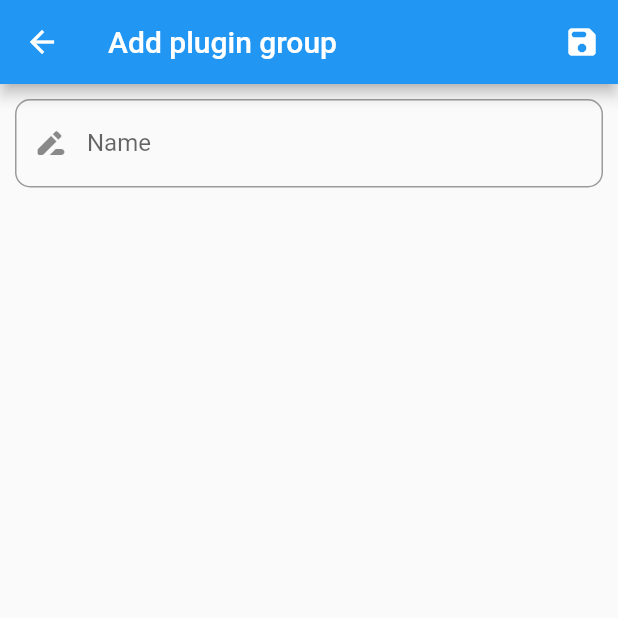
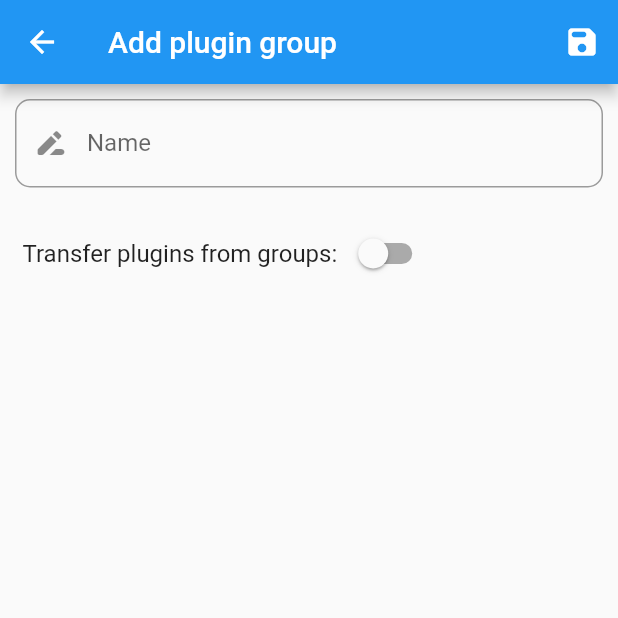
Before and after one commit to Mathematti/Plugpack, a Flutter app: the AddNewPluginGroupGUI screen opened by its route, on a phone screen of 412 x 824 dp, the top half of it. Run offline on Flutter 3.47's test engine with Material 2 defaults, Android fonts, the phone set to English and light mode, and no system bars.

Commit message:
Option to create a new group from overlapping plugins from other groups

```diff
--- a/lib/gui/plugin_group/add_plugin_group_gui.dart
+++ b/lib/gui/plugin_group/add_plugin_group_gui.dart
@@ -1,5 +1,6 @@
 import 'package:flutter/material.dart';
 import 'package:plugpack_flutter/functions/plugin_group.dart';
+import 'package:plugpack_flutter/functions/plugin/plugin.dart';
 import 'package:plugpack_flutter/functions/server.dart';
 
 class PluginGroupGUI extends StatefulWidget {
@@ -142,10 +143,73 @@ class AddNewPluginGroupGUI extends StatefulWidget {
 
 class _AddNewPluginGroupGUIState extends State<AddNewPluginGroupGUI> {
   final nameController = TextEditingController();
+  bool addFromGroups = false;
+  List<bool> selectedGroups =
+      List.filled(PluginGroup.pluginGroups.length, false);
 
   void save(BuildContext context) {
     PluginGroup.addPluginGroup(nameController.text);
+
+    if (addFromGroups) {
+      List<PluginGroup> groups = [];
+      for (int i = 0; i < selectedGroups.length; i++) {
+        if (selectedGroups[i]) {
+          groups.add(PluginGroup.pluginGroups[i]);
+        }
+      }
+
+      List<Plugin> plugins = [];
+      for (Plugin plugin in groups.first.plugins) {
+        bool contained = true;
+
+        for (PluginGroup group in groups) {
+          bool found = false;
+
+          for (Plugin comparePlugin in group.plugins) {
+            if (comparePlugin.id == plugin.id) {
+              found = true;
+            }
+          }
+
+          if (!found) {
+            contained = false;
+          }
+        }
+
+        if (contained) {
+          plugins.add(plugin);
+        }
+      }
+
+      for (Plugin plugin in plugins) {
+        for (PluginGroup group in groups) {
+          group.plugins.remove(plugin);
+        }
+      }
+
+      for (Server server in Server.servers) {
+        bool serverIsAffected = false;
+
+        for (PluginGroup group in groups) {
+          if (server.pluginGroups.contains(group)) {
+            serverIsAffected = true;
+          }
+        }
+
+        if (serverIsAffected) {
+          server.pluginGroups.add(PluginGroup.pluginGroups.last);
+        }
+      }
+
+      PluginGroup.pluginGroups.last.plugins = List<Plugin>.from(plugins);
+    }
     Navigator.of(context).pop(true);
+  }
+
+  void onSwitchToggle(bool toggled) {
+    setState(() {
+      addFromGroups = toggled;
+    });
   }
 
   @override
@@ -161,12 +225,19 @@ class _AddNewPluginGroupGUIState extends State<AddNewPluginGroupGUI> {
               icon: const Icon(Icons.save_rounded)),
         ],
       ),
-      body: Container(
+      body: Column(
+        children: [
+          Expanded(
+            child: Form(
+              child: Column(
+                children: [
+                  Container(
                     child: TextFormField(
                       controller: nameController,
                       decoration: InputDecoration(
                         labelText: "Name",
-            prefixIcon: const Icon(Icons.drive_file_rename_outline_rounded),
+                        prefixIcon:
+                            const Icon(Icons.drive_file_rename_outline_rounded),
                         border: OutlineInputBorder(
                           borderRadius: BorderRadius.circular(10),
                         ),
@@ -174,6 +245,62 @@ class _AddNewPluginGroupGUIState extends State<AddNewPluginGroupGUI> {
                     ),
                     padding: const EdgeInsets.all(10),
                   ),
+                  Row(
+                    children: [
+                      Container(
+                        child: const Text(
+                          "Transfer plugins from groups: ",
+                          style: TextStyle(fontSize: 16),
+                        ),
+                        padding: const EdgeInsets.only(left: 15, top: 10),
+                      ),
+                      Container(
+                        child: Switch(
+                            value: addFromGroups, onChanged: onSwitchToggle),
+                        padding: const EdgeInsets.only(top: 10),
+                      ),
+                    ],
+                  ),
+                  Visibility(
+                    visible: addFromGroups,
+                    child: Expanded(
+                      child: ListView.builder(
+                        itemCount: PluginGroup.pluginGroups.length,
+                        itemBuilder: (context, index) {
+                          final pluginGroup = PluginGroup.pluginGroups[index];
+                          return Card(
+                            elevation: 5,
+                            color: Colors.teal.shade100,
+                            shape: RoundedRectangleBorder(
+                              borderRadius: BorderRadius.circular(10),
+                              side: BorderSide(
+                                color: Colors.teal.withOpacity(0.4),
+                                width: 1,
+                              ),
+                            ),
+                            margin: const EdgeInsets.all(10),
+                            child: CheckboxListTile(
+                              title: pluginGroup.buildTitle(context),
+                              contentPadding: const EdgeInsets.all(10),
+                              onChanged: (bool? enabled) {
+                                setState(() {
+                                  selectedGroups[index] = enabled!;
+                                });
+                              },
+                              value: selectedGroups[index],
+                              activeColor: Colors.blue,
+                            ),
+                          );
+                        },
+                      ),
+                    ),
+                  )
+                ],
+              ),
+            ),
+          ),
+        ],
+      ),
     );
   }
 }
--- a/lib/main.dart
+++ b/lib/main.dart
@@ -28,8 +28,10 @@ class _PlugpackMainState extends State<PlugpackMain> {
   int totalPlugins() {
     int plugins = 0;
 
-    for (PluginGroup group in PluginGroup.pluginGroups) {
-      plugins += group.plugins.length;
+    for (Server server in Server.servers) {
+      for (PluginGroup group in server.pluginGroups) {
+        plugins += group.plugins.length;
+      }
     }
 
     return plugins;
```
Lines whose indentation alone changed are shown as unchanged.
